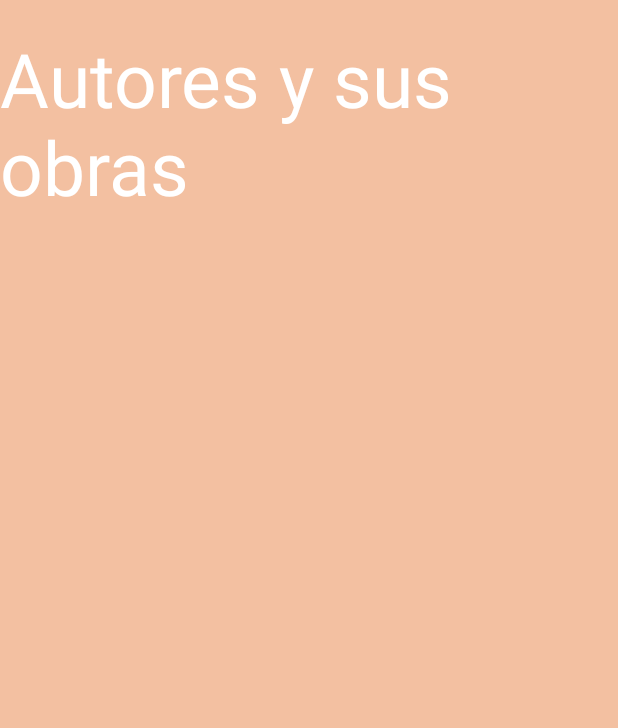
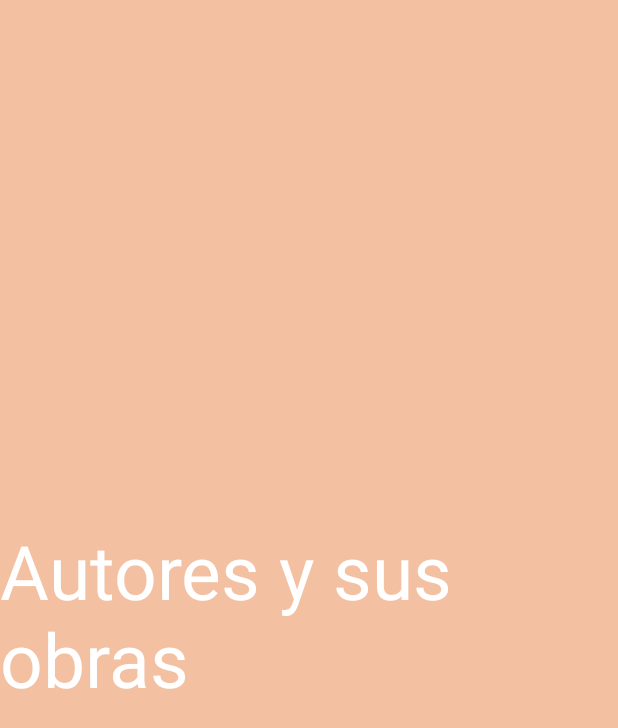
Before and after one commit to sito8943/SapereAudi, an Android app built with Jetpack Compose: the composable AuthorsView shown on its own in the app's theme, on a phone screen of 412 x 824 dp. Shown: the top 728 px of the screen. Run offline under Robolectric (Android 15) with nearby library versions, the phone set to English and light mode, and no system bars.

Commit message:
views changed to new components

```diff
--- a/app/src/main/java/com/sito/sapereaudi/ui/views/AuthorsView.kt
+++ b/app/src/main/java/com/sito/sapereaudi/ui/views/AuthorsView.kt
@@ -1,34 +1,18 @@
 package com.sito.sapereaudi.ui.views
 
-import androidx.compose.foundation.background
-import androidx.compose.foundation.layout.*
-import androidx.compose.material.Text
 import androidx.compose.runtime.Composable
-import androidx.compose.ui.Modifier
-import androidx.compose.ui.graphics.Color
 import androidx.compose.ui.res.stringResource
-import androidx.compose.ui.unit.dp
-import androidx.compose.ui.unit.sp
 import com.sito.sapereaudi.R
-import com.sito.sapereaudi.ui.theme.Salmon
+import com.sito.sapereaudi.ui.components.header.Header
+import com.sito.sapereaudi.ui.components.header.HeaderRow
+import com.sito.sapereaudi.ui.components.layout.MenuColumn
 
 @Composable
 fun AuthorsView() {
-    Column(
-        modifier = Modifier
-            .fillMaxSize()
-            .background(color = Salmon),
-    ) {
-        Row(
-            modifier = Modifier
-                .fillMaxWidth()
-                .padding(vertical = 25.dp),
-            horizontalArrangement = Arrangement.Center
-        ) {
-            Text(
+    MenuColumn {
+        HeaderRow {
+            Header(
                 text = stringResource(id = R.string.authorsTitle),
-                color = Color.White,
-                fontSize = 50.sp
             )
         }
     }
```
Also changed, not shown: app/src/main/java/com/sito/sapereaudi/ui/views/HistoryView.kt (+6 -22 lines), app/src/main/java/com/sito/sapereaudi/ui/views/LessonView.kt (+6 -22 lines), app/src/main/java/com/sito/sapereaudi/ui/views/NaturaView.kt (+6 -22 lines).
